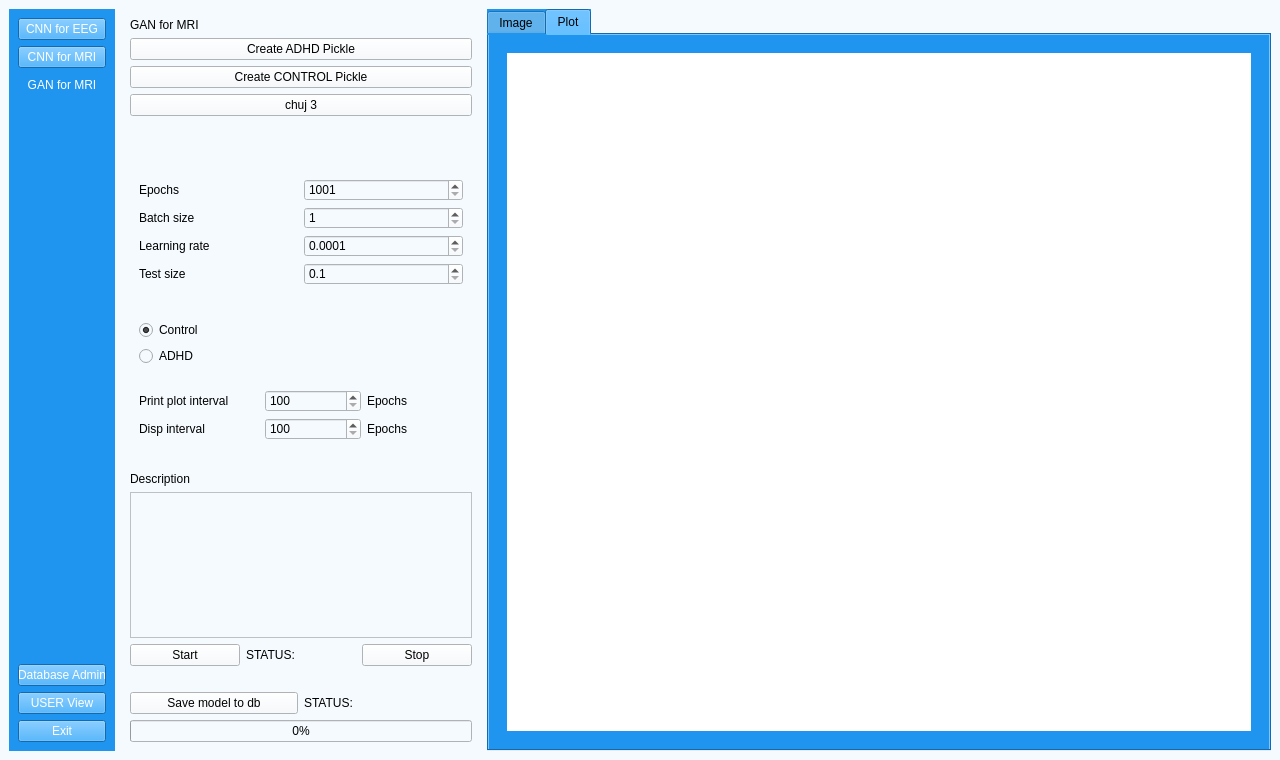
First picture: the form in UI/aUI_projekt_GAN.ui, repository matimusial/ADHDPredictorApp, before the edit.
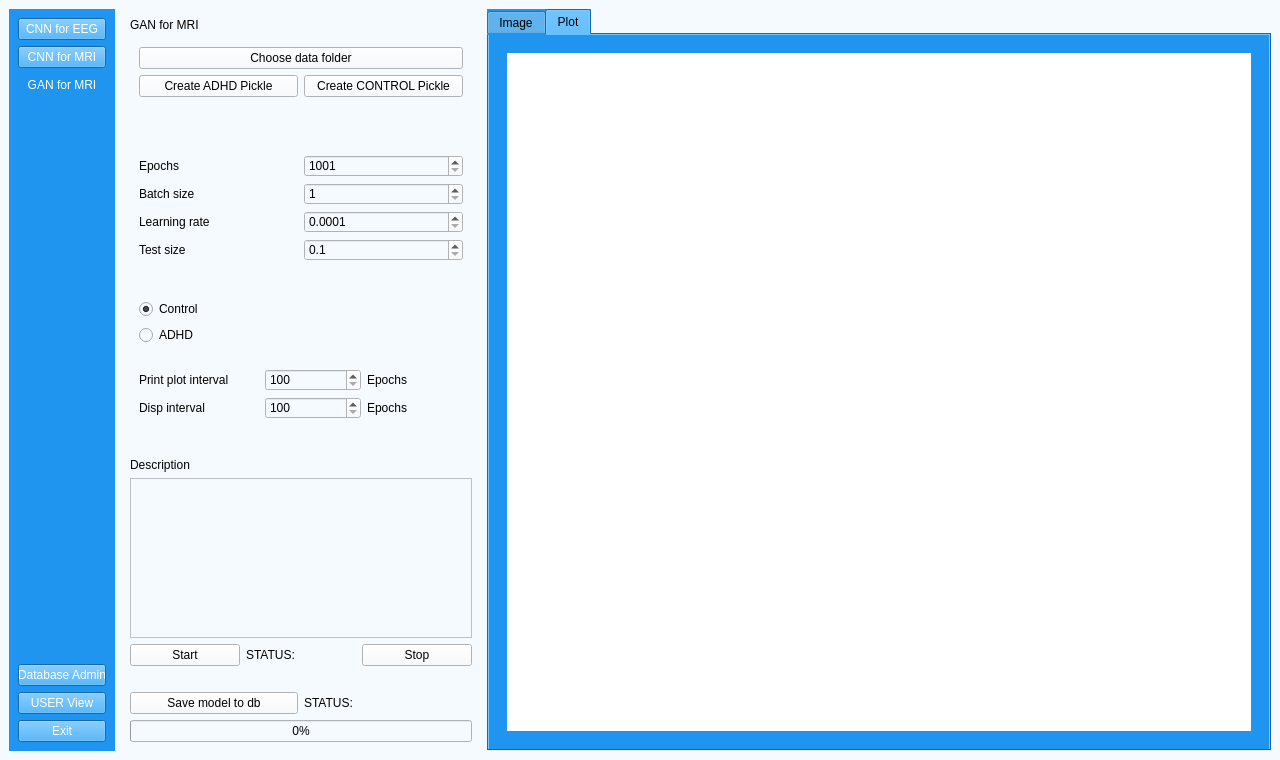
Second picture: the form after the edit. Icons and pictures are not drawn.

Patch:
```diff
--- a/UI/aUI_projekt_GAN.ui
+++ b/UI/aUI_projekt_GAN.ui
@@ -166,10 +166,25 @@
          <item>
           <layout class="QVBoxLayout" name="verticalLayout_10">
            <item>
+            <layout class="QVBoxLayout" name="verticalLayout_8">
+             <item>
+              <widget class="QWidget" name="widget_2" native="true">
+               <layout class="QVBoxLayout" name="verticalLayout_4">
+                <item>
             <layout class="QVBoxLayout" name="verticalLayout_9">
              <item>
-              <layout class="QHBoxLayout" name="horizontalLayout_10"/>
-             </item>
+                   <layout class="QHBoxLayout" name="horizontalLayout_10">
+                    <item>
+                     <widget class="QPushButton" name="folder_explore_3">
+                      <property name="text">
+                       <string>Choose data folder</string>
+                      </property>
+                     </widget>
+                    </item>
+                   </layout>
+                  </item>
+                  <item>
+                   <layout class="QHBoxLayout" name="horizontalLayout">
              <item>
               <widget class="QPushButton" name="folder_explore">
                <property name="text">
@@ -184,12 +199,9 @@
                </property>
               </widget>
              </item>
-             <item>
-              <widget class="QPushButton" name="folder_explore_3">
-               <property name="text">
-                <string>chuj 3</string>
-               </property>
-              </widget>
+                   </layout>
+                  </item>
+                 </layout>
              </item>
              <item>
               <widget class="QLabel" name="info_dump">
@@ -198,13 +210,6 @@
                </property>
               </widget>
              </item>
-            </layout>
-           </item>
-           <item>
-            <layout class="QVBoxLayout" name="verticalLayout_8">
-             <item>
-              <widget class="QWidget" name="widget_2" native="true">
-               <layout class="QVBoxLayout" name="verticalLayout_4">
                 <item>
                  <spacer name="verticalSpacer_4">
                   <property name="orientation">
```
Lines whose indentation alone changed are shown as unchanged.
